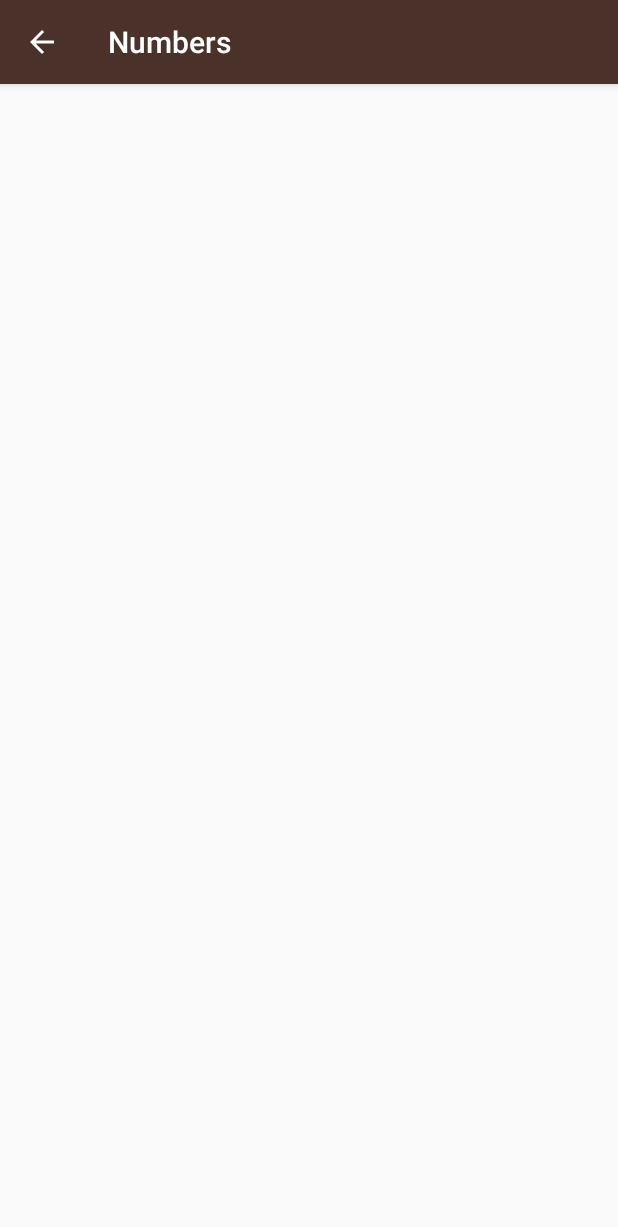
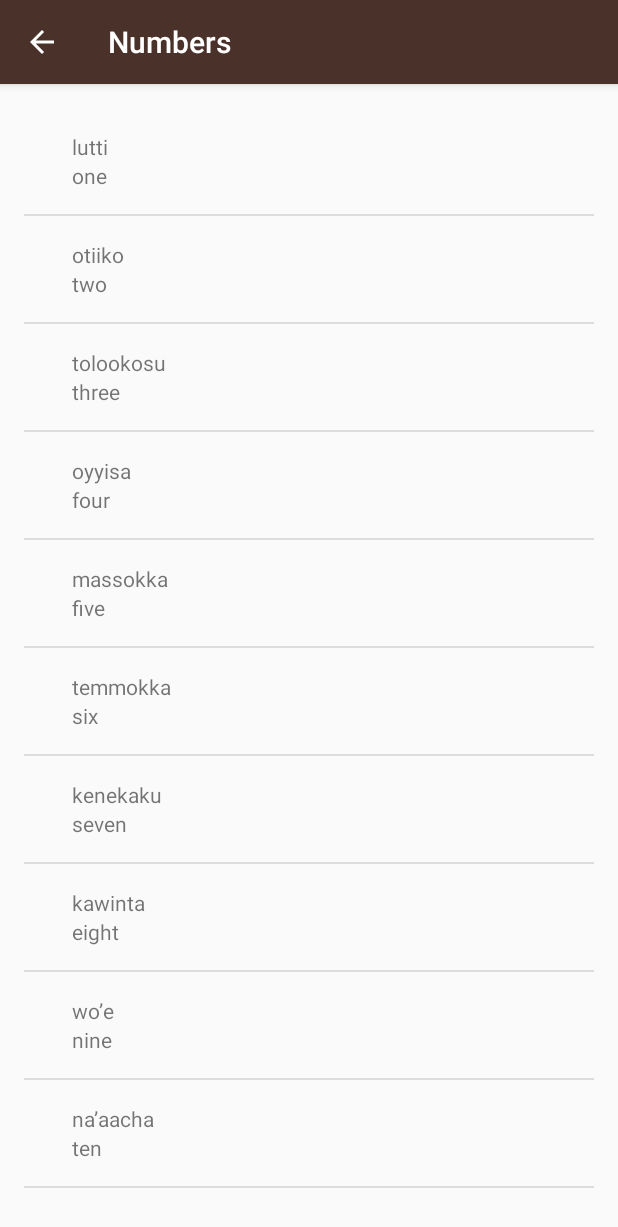
Before and after one commit to kazakovaNet/Miwok, an Android app: the NumbersActivity screen opened directly, with no data from a screen before it, on a phone screen of 412 x 824 dp. Shown: the top 1227 px of the screen. Run offline under Robolectric (Android 15) with nearby library versions, the phone set to English and light mode, and no system bars.

Commit message:
Lesson 2

```diff
--- a/app/src/main/java/com/example/android/miwok/NumbersActivity.java
+++ b/app/src/main/java/com/example/android/miwok/NumbersActivity.java
@@ -17,12 +17,41 @@
 
 import android.support.v7.app.AppCompatActivity;
 import android.os.Bundle;
+import android.widget.ListView;
+
+import java.util.ArrayList;
 
 public class NumbersActivity extends AppCompatActivity {
 
     @Override
     protected void onCreate(Bundle savedInstanceState) {
         super.onCreate(savedInstanceState);
-        setContentView(R.layout.activity_numbers);
+        setContentView(R.layout.word_list);
+
+        // Create a list of words
+        ArrayList<Word> words = new ArrayList<>();
+        words.add(new Word("one", "lutti"));
+        words.add(new Word("two", "otiiko"));
+        words.add(new Word("three", "tolookosu"));
+        words.add(new Word("four", "oyyisa"));
+        words.add(new Word("five", "massokka"));
+        words.add(new Word("six", "temmokka"));
+        words.add(new Word("seven", "kenekaku"));
+        words.add(new Word("eight", "kawinta"));
+        words.add(new Word("nine", "wo’e"));
+        words.add(new Word("ten", "na’aacha"));
+
+        // Create an {@link WordAdapter}, whose data source is a list of {@link Word}s. The
+        // adapter knows how to create list items for each item in the list.
+        WordAdapter adapter = new WordAdapter(this, words);
+
+        // Find the {@link ListView} object in the view hierarchy of the {@link Activity}.
+        // There should be a {@link ListView} with the view ID called list, which is declared in the
+        // word_list.xml layout file.
+        ListView listView = findViewById(R.id.list);
+
+        // Make the {@link ListView} use the {@link WordAdapter} we created above, so that the
+        // {@link ListView} will display list items for each {@link Word} in the list.
+        listView.setAdapter(adapter);
     }
 }
--- /dev/null
+++ b/app/src/main/java/com/example/android/miwok/Word.java
@@ -0,0 +1,42 @@
+package com.example.android.miwok;
+
+/**
+ * {@link Word} represents a vocabulary word that the user wants to learn.
+ * It contains a default translation and a Miwok translation for that word.
+ */
+public class Word {
+    /**
+     * Default translation for the word
+     */
+    private String defaultTranslation;
+    /**
+     * Miwok translation for the word
+     */
+    private String miwokTranslation;
+
+    /**
+     * Create a new Word object.
+     *
+     * @param defaultTranslation is the word in a language that the user is already familiar with
+     *                           (such as English)
+     * @param miwokTranslation   is the word in the Miwok language
+     */
+    public Word(String defaultTranslation, String miwokTranslation) {
+        this.miwokTranslation = miwokTranslation;
+        this.defaultTranslation = defaultTranslation;
+    }
+
+    /**
+     * Get the default translation of the word.
+     */
+    public String getDefaultTranslation() {
+        return defaultTranslation;
+    }
+
+    /**
+     * Get the Miwok translation of the word.
+     */
+    public String getMiwokTranslation() {
+        return miwokTranslation;
+    }
+}
--- /dev/null
+++ b/app/src/main/java/com/example/android/miwok/WordAdapter.java
@@ -0,0 +1,81 @@
+package com.example.android.miwok;
+
+import android.app.Activity;
+import android.support.annotation.NonNull;
+import android.view.LayoutInflater;
+import android.view.View;
+import android.view.ViewGroup;
+import android.widget.ArrayAdapter;
+import android.widget.TextView;
+
+import java.util.ArrayList;
+
+public class WordAdapter extends ArrayAdapter<Word> {
+
+    private static final String LOG_TAG = WordAdapter.class.getSimpleName();
+
+    /**
+     * This is our own custom constructor (it doesn't mirror a superclass constructor).
+     * The context is used to inflate the layout file, and the list is the data we want
+     * to populate into the lists.
+     *
+     * @param context The current context. Used to inflate the layout file.
+     * @param words   A List of Words objects to display in a list
+     */
+    public WordAdapter(Activity context, ArrayList<Word> words) {
+        // Here, we initialize the ArrayAdapter's internal storage for the context and the list.
+        // the second argument is used when the ArrayAdapter is populating a single TextView.
+        // Because this is a custom adapter for two TextViews and an ImageView, the adapter is not
+        // going to use this second argument, so it can be any value. Here, we used 0.
+        super(context, 0, words);
+    }
+
+    /**
+     * Provides a view for an AdapterView (ListView, GridView, etc.)
+     *
+     * @param position    The position in the list of data that should be displayed in the
+     *                    list item view.
+     * @param convertView The recycled view to populate.
+     * @param parent      The parent ViewGroup that is used for inflation.
+     * @return The View for the position in the AdapterView.
+     */
+    @NonNull
+    @Override
+    public View getView(int position, View convertView, @NonNull ViewGroup parent) {
+        // Check if the existing view is being reused, otherwise inflate the view
+        View listItemView = convertView;
+        if (listItemView == null) {
+            listItemView = LayoutInflater.from(getContext()).inflate(
+                    R.layout.list_item, parent, false);
+        }
+
+        // Get the {@link Word} object located at this position in the list
+        Word currentWord = getItem(position);
+
+        // Find the TextView in the list_item.xml layout with the ID miwok_text_view
+        TextView miwokTextView = listItemView.findViewById(R.id.miwok_text_view);
+        // Get the miwok translation from the current Word object and
+        // set this text on the miwok TextView
+        if (currentWord != null) {
+            miwokTextView.setText(currentWord.getMiwokTranslation());
+        }
+
+        // Find the TextView in the list_item.xml layout with the ID default_text_view
+        TextView numberTextView = listItemView.findViewById(R.id.default_text_view);
+        // Get the default translation from the current Word object and
+        // set this text on the default TextView
+        if (currentWord != null) {
+            numberTextView.setText(currentWord.getDefaultTranslation());
+        }
+
+        /*// Find the ImageView in the list_item.xml layout with the ID list_item_icon
+        ImageView iconView = (ImageView) listItemView.findViewById(R.id.list_item_icon);
+        // Get the image resource ID from the current Word object and
+        // set the image to iconView
+        iconView.setImageResource(currentWord.getImageResourceId());*/
+
+        // Return the whole list item layout (containing 2 TextViews and an ImageView)
+        // so that it can be shown in the ListView
+        return listItemView;
+    }
+}
--- a/app/src/main/res/layout/activity_numbers.xml
+++ /dev/null
@@ -1,26 +0,0 @@
-<?xml version="1.0" encoding="utf-8"?>
-<!-- Copyright (C) 2016 The Android Open Source Project
-
-     Licensed under the Apache License, Version 2.0 (the "License");
-     you may not use this file except in compliance with the License.
-     You may obtain a copy of the License at
-
-          http://www.apache.org/licenses/LICENSE-2.0
-
-     Unless required by applicable law or agreed to in writing, software
-     distributed under the License is distributed on an "AS IS" BASIS,
-     WITHOUT WARRANTIES OR CONDITIONS OF ANY KIND, either express or implied.
-     See the License for the specific language governing permissions and
-     limitations under the License.
--->
-<RelativeLayout xmlns:android="http://schemas.android.com/apk/res/android"
-    xmlns:tools="http://schemas.android.com/tools"
-    android:layout_width="match_parent"
-    android:layout_height="match_parent"
-    android:paddingBottom="@dimen/activity_vertical_margin"
-    android:paddingLeft="@dimen/activity_horizontal_margin"
-    android:paddingRight="@dimen/activity_horizontal_margin"
-    android:paddingTop="@dimen/activity_vertical_margin"
-    tools:context="com.example.android.miwok.NumbersActivity">
-
-</RelativeLayout>
--- /dev/null
+++ b/app/src/main/res/layout/list_item.xml
@@ -0,0 +1,22 @@
+<?xml version="1.0" encoding="utf-8"?>
+<LinearLayout xmlns:android="http://schemas.android.com/apk/res/android"
+    xmlns:tools="http://schemas.android.com/tools"
+    android:layout_width="match_parent"
+    android:layout_height="match_parent"
+    android:orientation="vertical"
+    android:padding="16dp">
+
+    <TextView
+        android:id="@+id/miwok_text_view"
+        android:layout_width="match_parent"
+        android:layout_height="wrap_content"
+        android:layout_marginLeft="@dimen/activity_horizontal_margin"
+        tools:text="lutti" />
+
+    <TextView
+        android:id="@+id/default_text_view"
+        android:layout_width="match_parent"
+        android:layout_height="wrap_content"
+        android:layout_marginLeft="@dimen/activity_horizontal_margin"
+        tools:text="one" />
+</LinearLayout>
--- a/app/src/main/res/layout/activity_phrases.xml
+++ b/app/src/main/res/layout/word_list.xml
@@ -1,5 +1,4 @@
-<?xml version="1.0" encoding="utf-8"?>
-<!-- Copyright (C) 2016 The Android Open Source Project
+<?xml version="1.0" encoding="utf-8"?><!-- Copyright (C) 2016 The Android Open Source Project
 
      Licensed under the Apache License, Version 2.0 (the "License");
      you may not use this file except in compliance with the License.
@@ -13,14 +12,12 @@
      See the License for the specific language governing permissions and
      limitations under the License.
 -->
-<RelativeLayout xmlns:android="http://schemas.android.com/apk/res/android"
-    xmlns:tools="http://schemas.android.com/tools"
+<ListView xmlns:android="http://schemas.android.com/apk/res/android"
+    android:id="@+id/list"
     android:layout_width="match_parent"
     android:layout_height="match_parent"
+    android:orientation="vertical"
     android:paddingBottom="@dimen/activity_vertical_margin"
     android:paddingLeft="@dimen/activity_horizontal_margin"
     android:paddingRight="@dimen/activity_horizontal_margin"
-    android:paddingTop="@dimen/activity_vertical_margin"
-    tools:context="com.example.android.miwok.PhrasesActivity">
-
-</RelativeLayout>
+    android:paddingTop="@dimen/activity_vertical_margin" />
```
Also changed, not shown: app/src/main/java/com/example/android/miwok/ColorsActivity.java (+28 -1 lines), app/src/main/java/com/example/android/miwok/FamilyActivity.java (+30 -1 lines), app/src/main/java/com/example/android/miwok/PhrasesActivity.java (+30 -1 lines), app/src/main/res/layout/activity_colors.xml (deleted, +0 -26 lines), app/src/main/res/layout/activity_family.xml (deleted, +0 -26 lines).
